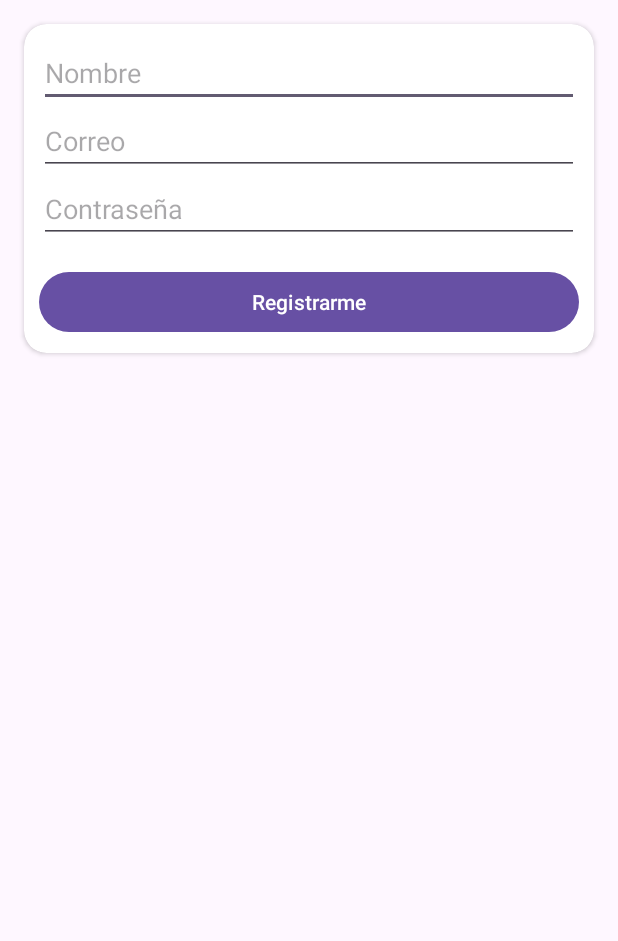
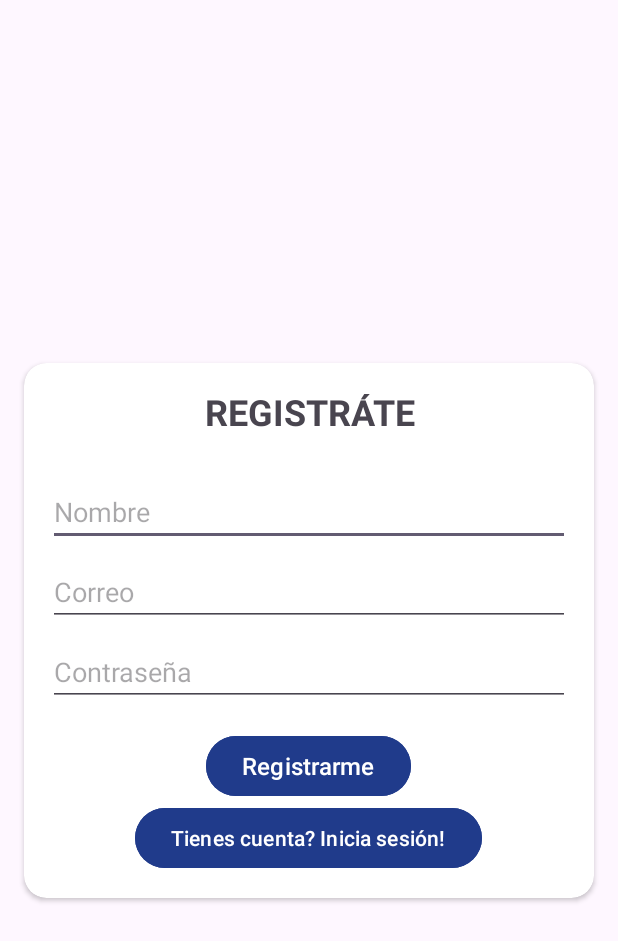
Before and after one commit to suil12/RestauranteAdvisor, an Android app: the RegisterActivity screen opened directly, with no data from a screen before it, on a phone screen of 412 x 824 dp. Shown: the top 941 px of the screen. Run offline under Robolectric (Android 15) with nearby library versions, the phone set to English and light mode, and no system bars; our stand-ins replace Firebase (no records; nobody signed in at launch, a user with empty details on screens opened directly).

Commit message:
Login + Register + Toolbar

```diff
--- a/app/src/main/java/com/example/prueba2/LoginActivity.java
+++ b/app/src/main/java/com/example/prueba2/LoginActivity.java
@@ -82,7 +82,7 @@
                     public void onComplete(@NonNull Task<AuthResult> task) {
                         if(task.isSuccessful()){
                             FirebaseUser user = mAuth.getCurrentUser();
-                            startActivity(new Intent(LoginActivity.this, MainActivity.class));
+                            startActivity(new Intent(LoginActivity.this, MainHomeActivity.class));
                         }
                     }
                 }).addOnFailureListener(new OnFailureListener() {
@@ -100,7 +100,7 @@
             public void onComplete(@NonNull Task<AuthResult> task) {
                 if (task.isSuccessful()){
                     finish();
-                    startActivity(new Intent(LoginActivity.this, MainActivity.class));
+                    startActivity(new Intent(LoginActivity.this, MainHomeActivity.class));
                     Toast.makeText(LoginActivity.this, "Bienvenido", Toast.LENGTH_SHORT).show();
                 }else{
                     Toast.makeText(LoginActivity.this, "Error", Toast.LENGTH_SHORT).show();
@@ -119,7 +119,7 @@
         super.onStart();
         FirebaseUser user = mAuth.getCurrentUser();
         if (user != null){
-            startActivity(new Intent(LoginActivity.this, MainActivity.class));
+            startActivity(new Intent(LoginActivity.this, MainHomeActivity.class));
             finish();
         }
     }
--- a/app/src/main/java/com/example/prueba2/RegisterActivity.java
+++ b/app/src/main/java/com/example/prueba2/RegisterActivity.java
@@ -23,7 +23,7 @@ import java.util.Map;
 
 public class RegisterActivity extends AppCompatActivity {
 
-    Button btn_register;
+    Button btn_register, btn_login;
     EditText name, email, password;
 
     FirebaseFirestore mFirestore;
@@ -41,6 +41,15 @@ public class RegisterActivity extends AppCompatActivity {
         email = findViewById(R.id.correo);
         password = findViewById(R.id.contrasena);
         btn_register = findViewById(R.id.btn_registro);
+        btn_login = findViewById(R.id.btn_login);
+
+
+        btn_login.setOnClickListener(new View.OnClickListener() {
+            @Override
+            public void onClick(View view) {
+                startActivity(new Intent(RegisterActivity.this, LoginActivity.class));
+            }
+        });
 
         btn_register.setOnClickListener(new View.OnClickListener() {
             @Override
@@ -57,6 +66,9 @@ public class RegisterActivity extends AppCompatActivity {
             }
         });
     }
+
+
+
 
     private void registerUser(String nameUser, String emailUser, String passUser) {
         mAuth.createUserWithEmailAndPassword(emailUser, passUser).addOnCompleteListener(new OnCompleteListener<AuthResult>() {
--- /dev/null
+++ b/app/src/main/res/drawable/ic_arrow_back.xml
@@ -0,0 +1,5 @@
+<vector xmlns:android="http://schemas.android.com/apk/res/android" android:autoMirrored="true" android:height="24dp" android:tint="#FFFFFF" android:viewportHeight="24" android:viewportWidth="24" android:width="24dp">
+
+    <path android:fillColor="@android:color/white" android:pathData="M11.67,3.87L9.9,2.1 0,12l9.9,9.9 1.77,-1.77L3.54,12z"/>
+
+</vector>
--- /dev/null
+++ b/app/src/main/res/drawable/ic_home.xml
@@ -0,0 +1,5 @@
+<vector xmlns:android="http://schemas.android.com/apk/res/android" android:height="24dp" android:tint="#FFFFFF" android:viewportHeight="24" android:viewportWidth="24" android:width="24dp">
+
+    <path android:fillColor="@android:color/white" android:pathData="M10,20v-6h4v6h5v-8h3L12,3 2,12h3v8z"/>
+
+</vector>
--- /dev/null
+++ b/app/src/main/res/drawable/ic_logout.xml
@@ -0,0 +1,5 @@
+<vector xmlns:android="http://schemas.android.com/apk/res/android" android:autoMirrored="true" android:height="24dp" android:tint="#000000" android:viewportHeight="24" android:viewportWidth="24" android:width="24dp">
+
+    <path android:fillColor="@android:color/white" android:pathData="M17,7l-1.41,1.41L18.17,11H8v2h10.17l-2.58,2.58L17,17l5,-5zM4,5h8V3H4c-1.1,0 -2,0.9 -2,2v14c0,1.1 0.9,2 2,2h8v-2H4V5z"/>
+
+</vector>
--- /dev/null
+++ b/app/src/main/res/drawable/ic_logout_wh.xml
@@ -0,0 +1,5 @@
+<vector xmlns:android="http://schemas.android.com/apk/res/android" android:autoMirrored="true" android:height="24dp" android:tint="#FFFFFF" android:viewportHeight="24" android:viewportWidth="24" android:width="24dp">
+
+    <path android:fillColor="@android:color/white" android:pathData="M17,7l-1.41,1.41L18.17,11H8v2h10.17l-2.58,2.58L17,17l5,-5zM4,5h8V3H4c-1.1,0 -2,0.9 -2,2v14c0,1.1 0.9,2 2,2h8v-2H4V5z"/>
+
+</vector>
--- a/app/src/main/res/layout/activity_main.xml
+++ b/app/src/main/res/layout/activity_main.xml
@@ -8,6 +8,8 @@
     android:backgroundTint="#F5F5F5"
     tools:context=".MainActivity">
 
+    <include layout="@layout/toolbar"/>
+
     <LinearLayout
         android:id="@+id/linearLayout"
         android:layout_width="0dp"
@@ -17,7 +19,7 @@
         android:layout_marginEnd="16dp"
         android:layout_marginBottom="16dp"
         android:orientation="vertical"
-        app:layout_constraintBottom_toBottomOf="parent"
+        app:layout_constraintBottom_toBottomOf="@+id/toolbar"
         app:layout_constraintEnd_toEndOf="parent"
         app:layout_constraintStart_toStartOf="parent"
         app:layout_constraintTop_toTopOf="parent">
--- a/app/src/main/res/layout/activity_register.xml
+++ b/app/src/main/res/layout/activity_register.xml
@@ -16,19 +16,31 @@
         app:cardCornerRadius="15dp"
         app:layout_constraintEnd_toEndOf="parent"
         app:layout_constraintStart_toStartOf="parent"
-        app:layout_constraintTop_toTopOf="parent">
+        app:layout_constraintTop_toTopOf="parent"
+        app:layout_constraintBottom_toBottomOf="parent">
 
         <LinearLayout
             android:layout_width="match_parent"
-            android:layout_height="match_parent"
+            android:layout_height="wrap_content"
             android:orientation="vertical"
-            android:padding="10dp">
+            android:padding="16dp"
+            android:gravity="center">
+
+            <TextView
+                android:layout_width="match_parent"
+                android:layout_height="wrap_content"
+                android:text="REGISTRÁTE"
+                android:textAlignment="center"
+                android:layout_marginBottom="20dp"
+                android:textSize="24sp"
+                android:textStyle="bold" />
 
             <EditText
                 android:id="@+id/nombre"
                 android:layout_width="match_parent"
                 android:layout_height="wrap_content"
                 android:ems="10"
+                android:layout_marginTop="8dp"
                 android:hint="Nombre"
                 android:inputType="textPersonName" />
 
@@ -37,6 +49,7 @@
                 android:layout_width="match_parent"
                 android:layout_height="wrap_content"
                 android:ems="10"
+                android:layout_marginTop="8dp"
                 android:hint="Correo"
                 android:inputType="textEmailAddress" />
 
@@ -45,18 +58,36 @@
                 android:layout_width="match_parent"
                 android:layout_height="wrap_content"
                 android:ems="10"
+                android:layout_marginTop="8dp"
                 android:hint="Contraseña"
                 android:inputType="textPassword" />
 
-            <Space
-                android:layout_width="match_parent"
-                android:layout_height="15dp" />
+            <Button
+                android:id="@+id/btn_registro"
+                android:layout_width="wrap_content"
+                android:layout_height="wrap_content"
+                android:text="Registrarme"
+                android:textSize="16sp"
+                android:textColor="#FFFFFF"
+                android:backgroundTint="#203B8B"
+                android:layout_marginTop="16dp"
+                app:cornerRadius="50dp" />
+            <View
+                android:layout_width="16dp"
+                android:layout_height="0dp" />
 
             <Button
-                android:id="@+id/btn_registro"
-                android:layout_width="match_parent"
+                android:id="@+id/btn_login"
+                android:layout_width="wrap_content"
                 android:layout_height="wrap_content"
-                android:text="Registrarme" />
+                android:layout_weight="1"
+                android:backgroundTint="#203B8B"
+                android:text="Tienes cuenta? Inicia sesión!"
+                android:textAllCaps="false"
+                android:textColor="#FFFFFF"
+                android:textSize="14sp"
+                app:cornerRadius="50dp" />
+
         </LinearLayout>
     </androidx.cardview.widget.CardView>
 </androidx.constraintlayout.widget.ConstraintLayout>
```
Also changed, not shown: app/src/main/java/com/example/prueba2/MainActivity.java (+6 -1 lines), app/src/main/java/com/example/prueba2/MainHomeActivity.java (added, +126 -0 lines), app/src/main/java/com/example/prueba2/adapter/RestaurantAdapter.java (added, +41 -0 lines), app/src/main/java/com/example/prueba2/model/Restaurant.java (added, +81 -0 lines), app/src/main/res/layout/activity_login.xml (+44 -15 lines), app/src/main/res/layout/activity_main_home.xml (added, +30 -0 lines), app/src/main/res/layout/restaurant_card.xml (added, +99 -0 lines), app/src/main/res/layout/toolbar.xml (+50 -9 lines).
